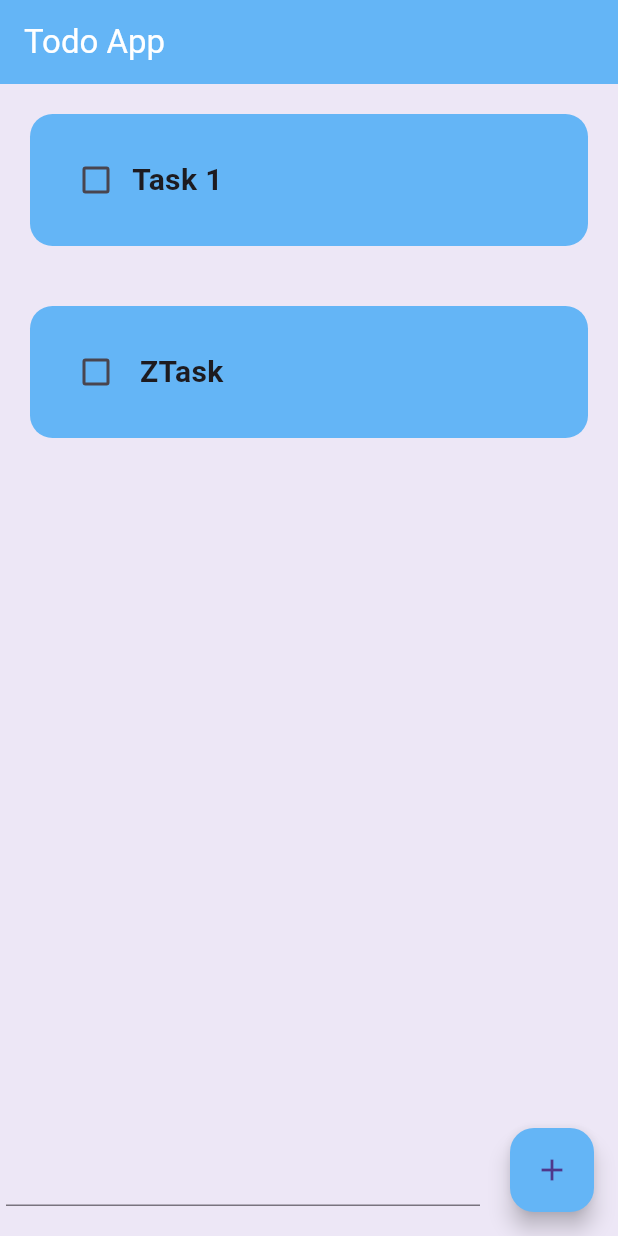
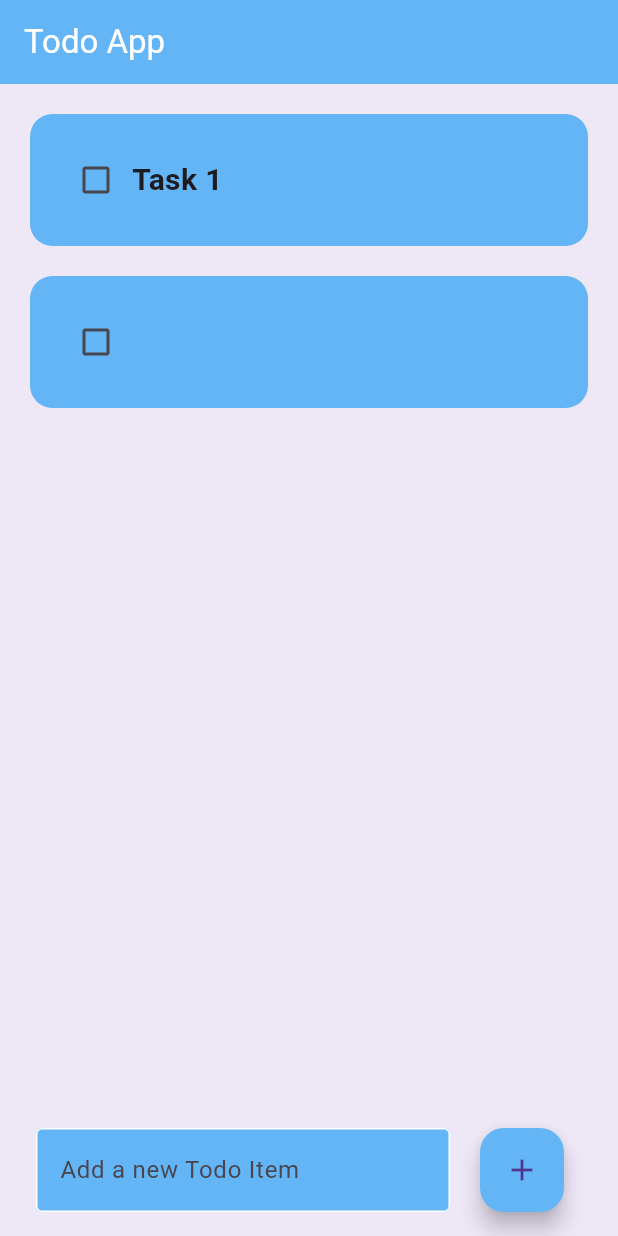
Before and after one commit to ZakyTm/simple_todo_app, a Flutter app: the screen it shows after launch, after a tap on the "add" icon, on a phone screen of 412 x 824 dp. Run offline on Flutter 3.47's test engine with Material 3 defaults, Android fonts, the phone set to English and light mode, and no system bars; drawn by our look-alikes of flutter_slidable.

Commit message:
adding the dependency Slidable, creating the delete button and it's function, plus finishing up the app

```diff
--- a/lib/pages/home_page.dart
+++ b/lib/pages/home_page.dart
@@ -9,6 +9,7 @@ class HomePage extends StatefulWidget {
 }
 
 class _HomePageState extends State<HomePage> {
+  final _controller = TextEditingController();
   List toDoList = [
     ['Task 1', false],
   ];
@@ -16,6 +17,19 @@ class _HomePageState extends State<HomePage> {
   void checkBoxChanged(int index) {
     setState(() {
       toDoList[index][1] = !toDoList[index][1];
+    });
+  }
+
+  void saveNewTask() {
+    setState(() {
+      toDoList.add([_controller.text, false]);
+      _controller.clear();
+    });
+  }
+
+  void deleteTask(int index) {
+    setState(() {
+      toDoList.removeAt(index);
     });
   }
 
@@ -34,25 +48,45 @@ class _HomePageState extends State<HomePage> {
             return TodoList(
               taskName: toDoList[index][0],
               isDone: toDoList[index][1],
-                  onChanged: (value) => checkBoxChanged(index));
+              onChanged: (value) => checkBoxChanged(index),
+              deleteFunction: (value) => deleteTask(index),
+            );
           }),
-        floatingActionButton: Row(
+      floatingActionButton: Padding(
+        padding: const EdgeInsets.symmetric(horizontal: 20),
+        child: Row(
           children: [
-            const Expanded(
+            Expanded(
               child: Padding(
-              padding: EdgeInsets.symmetric(horizontal: 20),
-              child: TextField(),
+                padding: const EdgeInsets.symmetric(horizontal: 20),
+                child: TextField(
+                    controller: _controller,
+                    decoration: InputDecoration(
+                      hintText: 'Add a new Todo Item',
+                      filled: true,
+                      fillColor: Colors.blue[300],
+                      enabledBorder: const OutlineInputBorder(
+                        borderSide: BorderSide(
+                          color: Colors.white,
+                        ),
+                      ),
+                      focusedBorder: OutlineInputBorder(
+                        borderSide: const BorderSide(
+                          color: Colors.white,
+                        ),
+                        borderRadius: BorderRadius.circular(15),
+                      ),
                     )),
+              ),
+            ),
             FloatingActionButton(
-              onPressed: () {
-                setState(() {
-                  toDoList.add([' ZTask ', false]);
-                });
-              },
+              onPressed: saveNewTask,
               child: const Icon(Icons.add),
               backgroundColor: Colors.blue[300],
             ),
           ],
-        ));
+        ),
+      ),
+    );
   }
 }
--- a/lib/utils/todo_list.dart
+++ b/lib/utils/todo_list.dart
@@ -1,20 +1,41 @@
 import 'package:flutter/material.dart';
+import 'package:flutter_slidable/flutter_slidable.dart';
 
 class TodoList extends StatelessWidget {
   const TodoList(
       {super.key,
       required this.taskName,
       required this.isDone,
-      this.onChanged});
+      required this.onChanged,
+      required this.deleteFunction});
 
   final String taskName;
   final bool isDone;
   final Function(bool?)? onChanged;
+  final Function(BuildContext)? deleteFunction;
 
   @override
   Widget build(BuildContext context) {
     return Padding(
-        padding: const EdgeInsets.all(20),
+        padding: const EdgeInsets.only(
+          left: 20,
+          right: 20,
+          top: 20,
+          bottom: 0,
+        ),
+        child: Slidable(
+          endActionPane: ActionPane(
+            motion: const StretchMotion(),
+            children: [
+              SlidableAction(
+                onPressed: deleteFunction,
+                icon: Icons.delete,
+                backgroundColor: Colors.red,
+                foregroundColor: Colors.white,
+                borderRadius: BorderRadius.circular(15),
+              ),
+            ],
+          ),
           child: Container(
             padding: const EdgeInsets.all(20),
             decoration: BoxDecoration(
@@ -40,6 +61,7 @@ class TodoList extends StatelessWidget {
                 ),
               ],
             ),
+          ),
         ));
   }
 }
--- a/pubspec.yaml
+++ b/pubspec.yaml
@@ -35,6 +35,7 @@ dependencies:
   # The following adds the Cupertino Icons font to your application.
   # Use with the CupertinoIcons class for iOS style icons.
   cupertino_icons: ^1.0.6
+  flutter_slidable: ^3.1.1
 
 dev_dependencies:
   flutter_test:
```
Also changed, not shown: pubspec.lock. Lines whose indentation alone changed are shown as unchanged.
